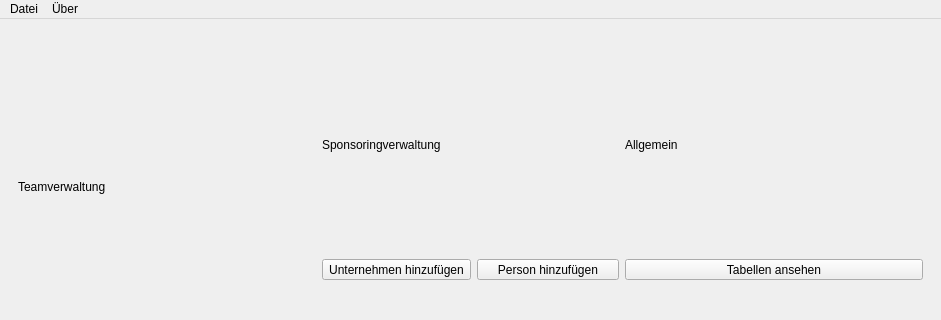
Qt form mainwindow.ui (green-lion-racing/glr-database) before a commit; both pictures show x 0 to 941 and y 0 to 320 of the 941 by 549 pixel window.
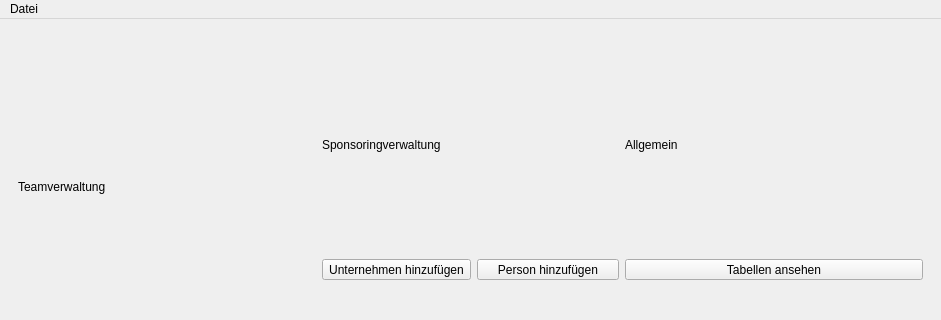
The same form after that commit. The open tabs and pages were chosen to show the change.

Commit message: some design changes and linux build changes

Diff of the .ui file:
```diff
--- a/mainwindow.ui
+++ b/mainwindow.ui
@@ -373,7 +373,7 @@
      <x>0</x>
      <y>0</y>
      <width>941</width>
-     <height>21</height>
+     <height>17</height>
     </rect>
    </property>
    <widget class="QMenu" name="menuDatei">
@@ -381,15 +381,13 @@
      <string>Datei</string>
     </property>
     <addaction name="openDatabase"/>
-    <addaction name="actionPasswort_entfernen"/>
-   </widget>
-   <widget class="QMenu" name="menu_ber">
-    <property name="title">
-     <string>Über</string>
-    </property>
+    <addaction name="actionDatenbank_schlie_en"/>
+    <addaction name="separator"/>
+    <addaction name="menuPasswort_entfernen"/>
+    <addaction name="separator"/>
+    <addaction name="action_ber"/>
    </widget>
    <addaction name="menuDatei"/>
-   <addaction name="menu_ber"/>
   </widget>
   <widget class="QStatusBar" name="statusbar"/>
   <action name="openDatabase">
```
Left out of the diff: 44 changed lines with no effect on the pictures. The commit also changes 2 other files.
